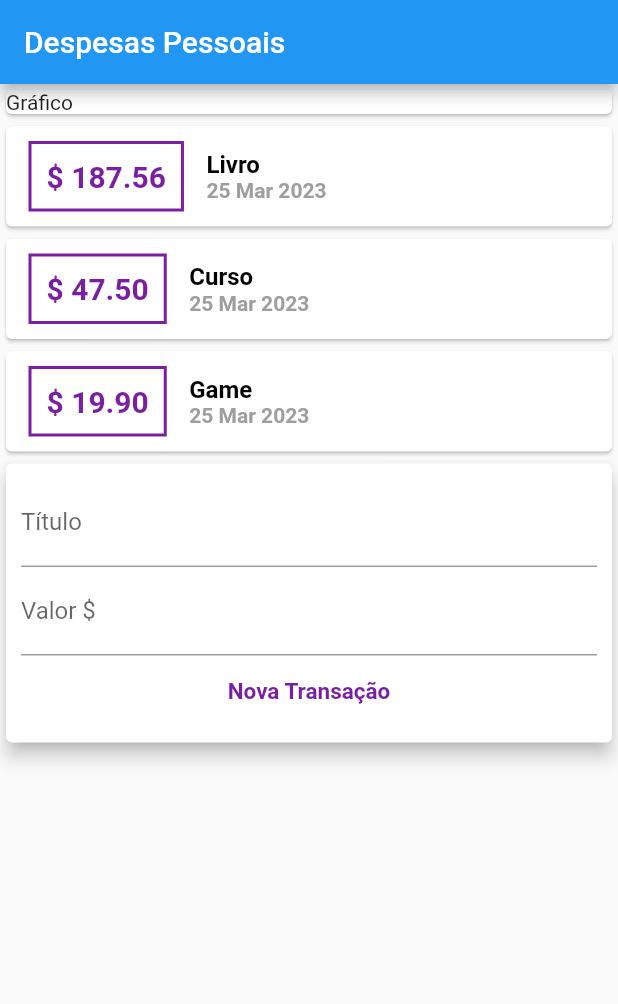
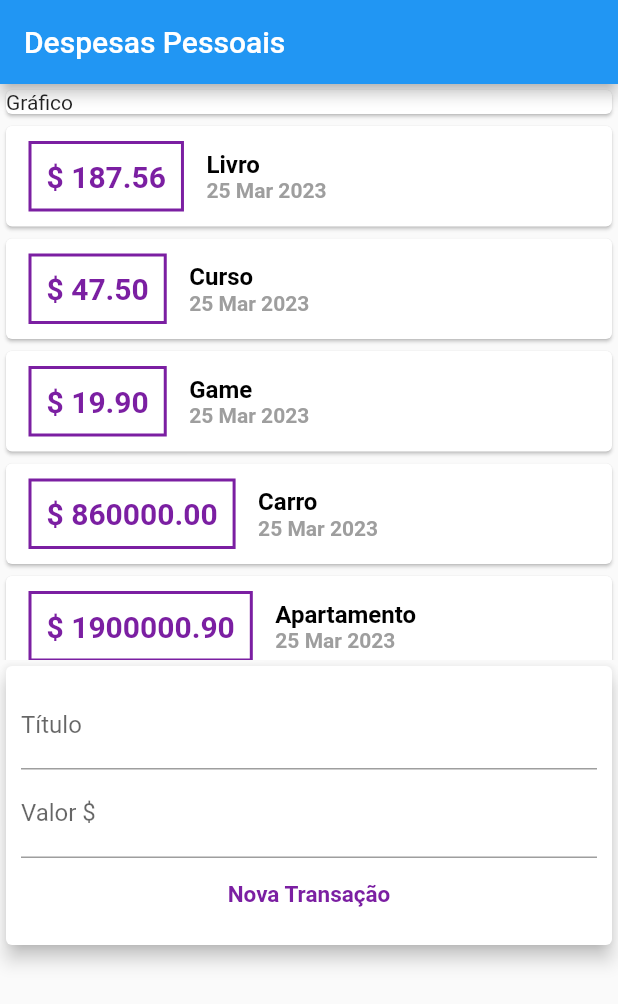
Before and after one commit to Digo-Castro/Aprendendo-Flutter, a Flutter app: the screen it shows after launch, on a phone screen of 412 x 824 dp. Shown: the top 1004 px of the screen. Run offline on Flutter 3.47's test engine with Material 2 defaults, Android fonts, the phone set to English and light mode, and no system bars.

```diff
--- a/project_expenses/lib/components/transaction_user.dart
+++ b/project_expenses/lib/components/transaction_user.dart
@@ -16,6 +16,10 @@ class _TransactionUserState extends State<TransactionUser> {
     Transaction(id: 't1', title: 'Livro', value: 187.56, date: DateTime.now()),
     Transaction(id: 't2', title: 'Curso', value: 47.50, date: DateTime.now()),
     Transaction(id: 't3', title: 'Game', value: 19.90, date: DateTime.now()),
+    Transaction(id: 't4', title: 'Carro', value: 860000.00, date: DateTime.now()),
+    Transaction(id: 't5', title: 'Apartamento', value: 1900000.90, date: DateTime.now()),
+    Transaction(id: 't6', title: 'Passagem aérea', value: 4700.50, date: DateTime.now()),
+    Transaction(id: 't7', title: 'Game', value: 190.90, date: DateTime.now()),
   ];
 
   void _addTransaction(String title, double value) {
--- a/project_expenses/lib/components/transactions_list.dart
+++ b/project_expenses/lib/components/transactions_list.dart
@@ -3,22 +3,25 @@ import 'package:project_expenses/components/transaction_card.dart';
 import '../models/transaction.dart';
 
 class TransactionsList extends StatelessWidget {
-
   const TransactionsList({super.key, required this.transactions});
 
   final List<Transaction> transactions;
 
   @override
   Widget build(BuildContext context) {
-    return Column(
-            children: transactions
-                .map((trans) => Card(
-                        child: TransactionCard(
-                      price: trans.value,
-                      title: trans.title,
-                      date: trans.date,
-                    )))
-                .toList(),
-          );
+    return SizedBox(
+      height: 360,
+      child: ListView.builder(
+          itemCount: transactions.length,
+          itemBuilder: (context, index) {
+            final trans = transactions[index];
+            return Card(
+                child: TransactionCard(
+              price: trans.value,
+              title: trans.title,
+              date: trans.date,
+            ));
+          }),
+    );
   }
 }
--- a/project_expenses/lib/main.dart
+++ b/project_expenses/lib/main.dart
@@ -24,7 +24,8 @@ class MyHomePage extends StatelessWidget {
       appBar: AppBar(
         title: const Text('Despesas Pessoais'),
       ),
-      body: Column(
+      body: SingleChildScrollView(
+        child: Column(
           crossAxisAlignment: CrossAxisAlignment.stretch,
           children: const [
             SizedBox(
@@ -35,6 +36,7 @@ class MyHomePage extends StatelessWidget {
             TransactionUser(),
           ],
         ),
+      ),
     );
   }
 }
```
Lines whose indentation alone changed are shown as unchanged.
